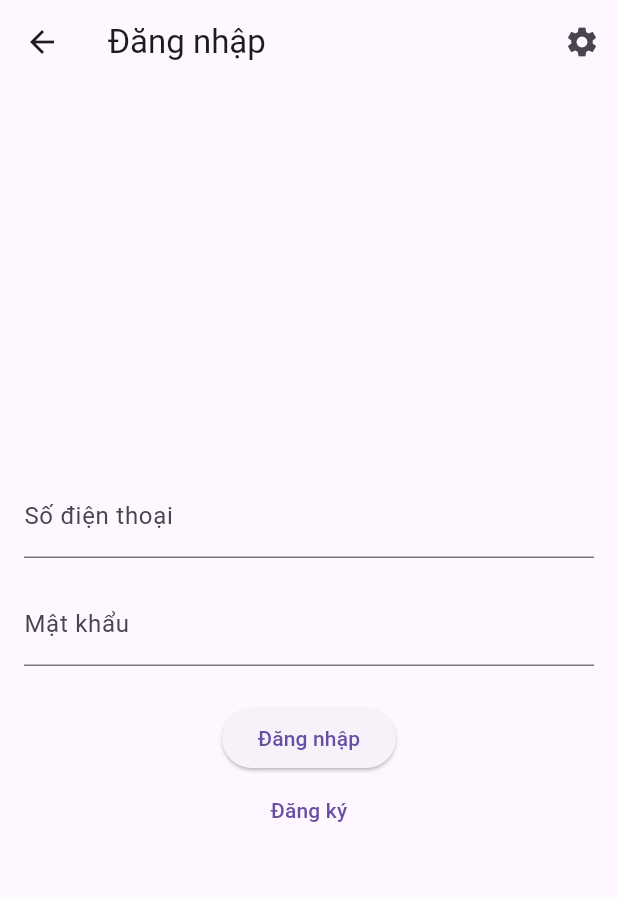
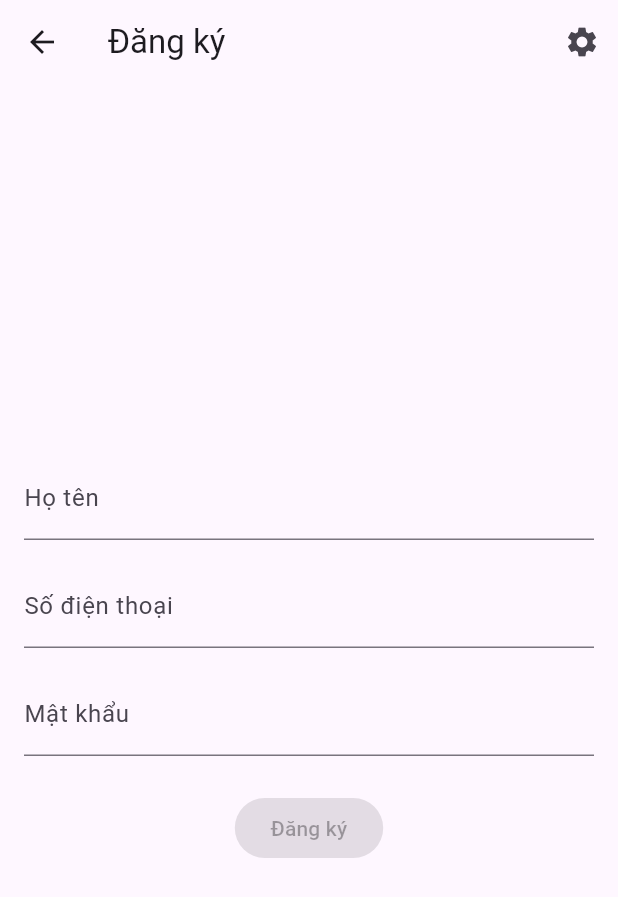
Before and after one commit to tychoww/billiard_management_mobile_app, a Flutter app: the screen it shows after launch, after a tap on "Đăng ký", on a phone screen of 412 x 824 dp. Shown: the top 897 px of the screen. Run offline on Flutter 3.47's test engine with Material 3 defaults, Android fonts, the phone set to English and light mode, and no system bars; our stand-ins replace jwt_decoder, shared_preferences; generated files the repository leaves out were written again.

Commit message:
Created Signup page

```diff
--- a/lib/src/app.dart
+++ b/lib/src/app.dart
@@ -1,6 +1,7 @@
 import 'package:billiard_management_mobile_app/src/pages/admin/home.dart';
 import 'package:billiard_management_mobile_app/src/pages/client/home.dart';
 import 'package:billiard_management_mobile_app/src/pages/login.dart';
+import 'package:billiard_management_mobile_app/src/pages/signup.dart';
 import 'package:flutter/material.dart';
 import 'package:flutter_gen/gen_l10n/app_localizations.dart';
 import 'package:flutter_localizations/flutter_localizations.dart';
@@ -11,6 +12,7 @@ import 'settings/settings_view.dart';
 
 /// The Widget that configures your application.
 class MyApp extends StatelessWidget {
+  // ignore: prefer_typing_uninitialized_variables
   final token;
   final SettingsController settingsController;
 
@@ -67,6 +69,8 @@ class MyApp extends StatelessWidget {
                   // modify
                   case LoginPage.routeName:
                     return LoginPage();
+                  case SignUpPage.routeName:
+                    return SignUpPage();
                   case ClientHomePage.routeName:
                     return ClientHomePage(token: token);
                   case AdminHomePage.routeName:
--- a/lib/src/config.dart
+++ b/lib/src/config.dart
@@ -1,4 +1,8 @@
-const DOMAIN = 'http://192.168.24.2:8080/api/v1/';
+// ignore: constant_identifier_names
+const DOMAIN = 'http://192.168.24.4:8080/api/v1/';
 // const url = 'https://tychoww-billiard-app-backend.onrender.com/api/v1/';
 
+// ignore: constant_identifier_names
 const LOGIN_API_URL = '${DOMAIN}login/';
+// ignore: constant_identifier_names
+const USER_REGISTER_API_URL = '${DOMAIN}users/';
--- a/lib/src/pages/admin/home.dart
+++ b/lib/src/pages/admin/home.dart
@@ -46,10 +46,10 @@ class _AdminHomePageState extends State<AdminHomePage> {
             Row(
               children: [
                 Padding(
-                  padding: EdgeInsets.all(16.0),
+                  padding: const EdgeInsets.all(16.0),
                   child: Text(
                     'Phone: $phone',
-                    style: TextStyle(fontSize: 20),
+                    style: const TextStyle(fontSize: 20),
                   ),
                 ),
                 IconButton(
--- a/lib/src/pages/client/home.dart
+++ b/lib/src/pages/client/home.dart
@@ -8,6 +8,7 @@ import '../../settings/settings_view.dart';
 class ClientHomePage extends StatefulWidget {
   static const routeName = 'client/home';
 
+  // ignore: prefer_typing_uninitialized_variables
   final token;
   const ClientHomePage({@required this.token, Key? key}) : super(key: key);
 
@@ -49,7 +50,7 @@ class _ClientHomePageState extends State<ClientHomePage> {
                   padding: EdgeInsets.all(16.0),
                   child: Text(
                     'Phone: $phone',
-                    style: TextStyle(fontSize: 20),
+                    style: const TextStyle(fontSize: 20),
                   ),
                 ),
                 IconButton(
--- a/lib/src/pages/login.dart
+++ b/lib/src/pages/login.dart
@@ -5,6 +5,7 @@ import 'dart:convert';
 import 'package:billiard_management_mobile_app/src/api/user_api.dart';
 import 'package:billiard_management_mobile_app/src/pages/admin/home.dart';
 import 'package:billiard_management_mobile_app/src/pages/client/home.dart';
+import 'package:billiard_management_mobile_app/src/pages/signup.dart';
 import 'package:flutter/material.dart';
 import 'package:jwt_decoder/jwt_decoder.dart';
 import 'package:shared_preferences/shared_preferences.dart';
@@ -12,10 +13,12 @@ import 'package:shared_preferences/shared_preferences.dart';
 import '../settings/settings_view.dart';
 
 class LoginPage extends StatefulWidget {
+  static const routeName = '/login';
+
+  const LoginPage({super.key});
+
   @override
   _LoginPageState createState() => _LoginPageState();
-
-  static const routeName = '/login';
 }
 
 class _LoginPageState extends State<LoginPage> {
@@ -26,7 +29,6 @@ class _LoginPageState extends State<LoginPage> {
 
   @override
   void initState() {
-    // TODO: implement initState
     super.initState();
     initSharedPref();
   }
@@ -43,8 +45,8 @@ class _LoginPageState extends State<LoginPage> {
         _passwordController.text.isNotEmpty) {
       var response = await UserAPI.loginRequest(phone, password);
 
-      var jsonResponse = jsonDecode(response.body);
-      if (jsonResponse['status']) {
+      if (response.statusCode == 200) {
+        var jsonResponse = jsonDecode(response.body);
         var myToken = jsonResponse['token'];
         // Lưu token vào bộ nhớ
         prefs.setString('token', myToken);
@@ -110,7 +112,7 @@ class _LoginPageState extends State<LoginPage> {
                 onPressed: () {
                   Navigator.restorablePushNamed(
                     context,
-                    LoginPage.routeName,
+                    SignUpPage.routeName,
                   );
                 },
                 child: const Text('Đăng ký'),
--- /dev/null
+++ b/lib/src/pages/signup.dart
@@ -0,0 +1,126 @@
+import 'dart:convert';
+
+import 'package:billiard_management_mobile_app/src/api/user_api.dart';
+import 'package:billiard_management_mobile_app/src/pages/login.dart';
+import 'package:billiard_management_mobile_app/src/pages/widgets/dialog.dart';
+import 'package:flutter/material.dart';
+import 'package:flutter/services.dart';
+import '../settings/settings_view.dart';
+
+class SignUpPage extends StatefulWidget {
+  static const routeName = '/signup';
+  const SignUpPage({Key? key}) : super(key: key);
+
+  @override
+  // ignore: library_private_types_in_public_api
+  _SignUpPage createState() => _SignUpPage();
+}
+
+class _SignUpPage extends State<SignUpPage> {
+  bool _isValid = false;
+  final TextEditingController _fullnameController = TextEditingController();
+  final TextEditingController _phoneController = TextEditingController();
+  final TextEditingController _passwordController = TextEditingController();
+
+  void _checkValidity() {
+    final String fullname = _fullnameController.text;
+    final String phone = _phoneController.text;
+    final String password = _passwordController.text;
+
+    if (fullname.length >= 3 && phone.length >= 8 && password.length >= 5) {
+      _isValid = true;
+    } else {
+      _isValid = false;
+    }
+
+    setState(() {});
+  }
+
+  void _register(String fullname, String phone, String password) async {
+    final fullname = _fullnameController.text;
+    final phone = _phoneController.text;
+    final password = _passwordController.text;
+
+    var response = await UserAPI.registerUserRequest(fullname, phone, password);
+
+    if (response.statusCode == 409) {
+      // Tài khoản đã tồn tại
+      // ignore: use_build_context_synchronously
+      CustomDialog.showErrorDialog(
+          context, 'Tài khoản đã tồn tại. Vui lòng chọn tài khoản khác.');
+    }
+
+    var jsonResponse = jsonDecode(response.body);
+    var dataResponse = jsonResponse['data'];
+    // ignore: use_build_context_synchronously
+    CustomDialog.showSuccessDialog(
+        context,
+        // ignore: prefer_interpolation_to_compose_strings
+        'Đăng ký thành công với số điện thoại: ' + dataResponse['phone']);
+
+    _clearAll();
+  }
+
+  void _clearAll() {
+    _fullnameController.text = "";
+    _phoneController.text = "";
+    _passwordController.text = "";
+  }
+
+  @override
+  Widget build(BuildContext context) {
+    return Scaffold(
+      appBar: AppBar(
+        title: const Text('Đăng ký'),
+        actions: [
+          IconButton(
+            icon: const Icon(Icons.settings),
+            onPressed: () {
+              Navigator.restorablePushNamed(context, SettingsView.routeName);
+            },
+          ),
+        ],
+      ),
+      body: Center(
+        child: Padding(
+          padding: const EdgeInsets.all(16.0),
+          child: Column(
+            mainAxisAlignment: MainAxisAlignment.center,
+            children: [
+              TextField(
+                controller: _fullnameController,
+                onChanged: (_) => _checkValidity(),
+                decoration: const InputDecoration(labelText: "Họ tên"),
+              ),
+              const SizedBox(height: 16),
+              TextField(
+                inputFormatters: <TextInputFormatter>[
+                  FilteringTextInputFormatter.digitsOnly,
+                  // Chỉ cho phép nhập các ký tự số
+                ],
+                controller: _phoneController,
+                onChanged: (_) => _checkValidity(),
+                decoration: const InputDecoration(labelText: "Số điện thoại"),
+              ),
+              const SizedBox(height: 16),
+              TextField(
+                controller: _passwordController,
+                onChanged: (_) => _checkValidity(),
+                obscureText: true,
+                decoration: const InputDecoration(labelText: "Mật khẩu"),
+              ),
+              const SizedBox(height: 24),
+              ElevatedButton(
+                onPressed: _isValid
+                    ? () => _register(_fullnameController.text,
+                        _phoneController.text, _passwordController.text)
+                    : null,
+                child: const Text('Đăng ký'),
+              ),
+            ],
+          ),
+        ),
+      ),
+    );
+  }
+}
```
Also changed, not shown: lib/src/api/user_api.dart (+16 -1 lines), lib/src/pages/widgets/dialog.dart (added, +69 -0 lines).
